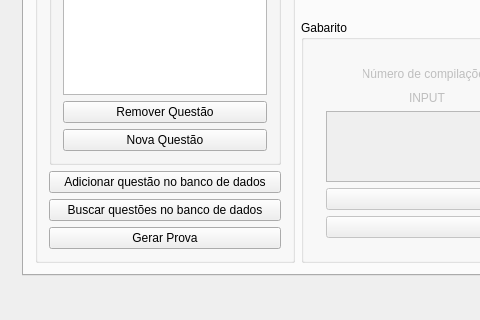
This is mainwindow.ui in Drakz/tcc-teste as Qt 5 draws it before an edit; both pictures show x 0 to 480 and y 311 to 631 of the 800 by 631 pixel window. The edited form follows.
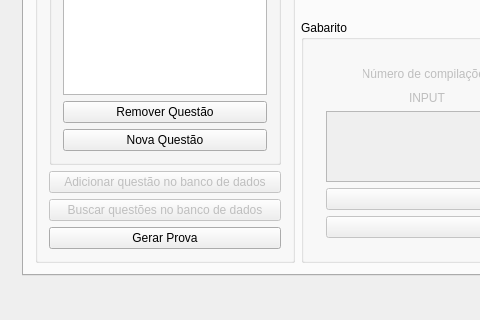
This is the edited form. The open tabs and pages were chosen to show the change. Icons and pictures are not drawn.

What changed in the file:
```diff
--- a/mainwindow.ui
+++ b/mainwindow.ui
@@ -574,6 +574,9 @@
               <layout class="QGridLayout" name="gridLayout_3">
                <item row="1" column="1" colspan="2">
                 <widget class="QPushButton" name="btn_addToDb">
+                 <property name="enabled">
+                  <bool>false</bool>
+                 </property>
                  <property name="text">
                   <string>Adicionar questão no banco de dados</string>
                  </property>
@@ -581,6 +584,9 @@
                </item>
                <item row="2" column="1" colspan="2">
                 <widget class="QPushButton" name="btn_searchOnDb">
+                 <property name="enabled">
+                  <bool>false</bool>
+                 </property>
                  <property name="acceptDrops">
                   <bool>false</bool>
                  </property>
```
Left out of the diff: 2 changed lines with no effect on the pictures.
